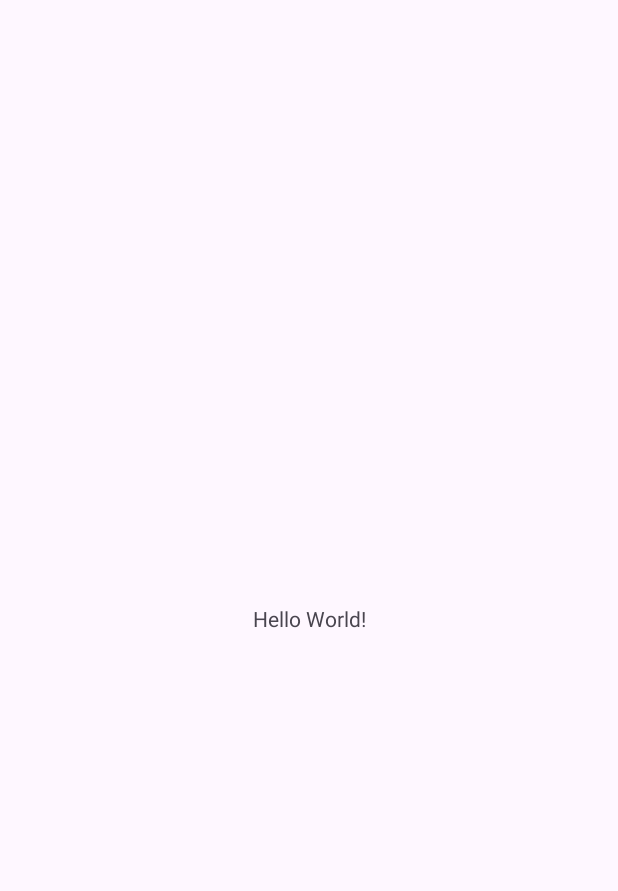
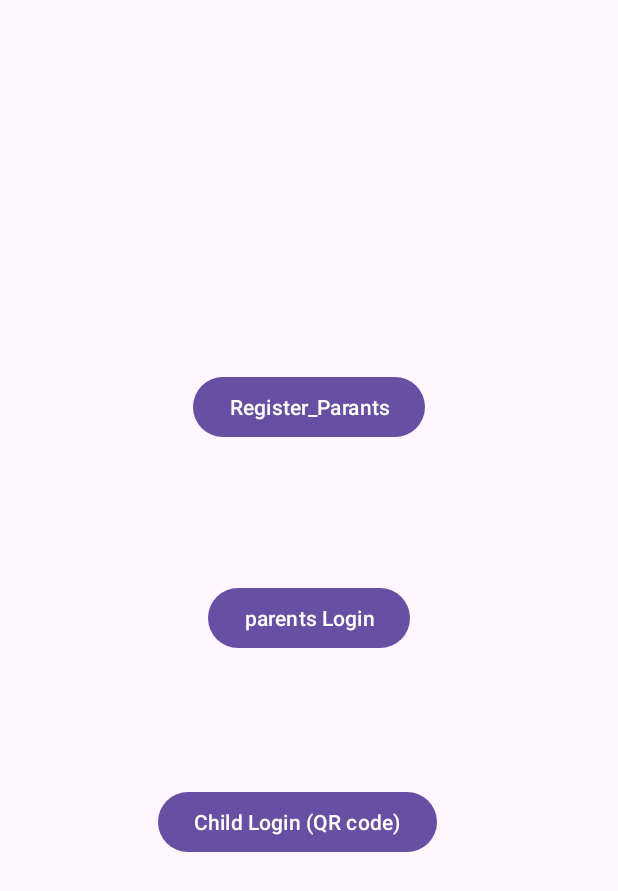
Before and after one commit to Roeip2000/Family_Tasks_Proj, an Android app: the screen it shows after launch (MainActivity), on a phone screen of 412 x 824 dp. Before the commit the part shown is almost empty. Shown: the top 891 px of the screen. Run offline under Robolectric (Android 15) with nearby library versions, the phone set to English and light mode, and no system bars.

Commit message:
Second commit 14.12.2025 10:00

```diff
--- a/app/src/main/java/com/example/family_tasks_proj/MainActivity.java
+++ b/app/src/main/java/com/example/family_tasks_proj/MainActivity.java
@@ -1,6 +1,8 @@
 package com.example.family_tasks_proj;
 
+import android.content.Intent;
 import android.os.Bundle;
+import android.widget.Button;
 
 import androidx.activity.EdgeToEdge;
 import androidx.appcompat.app.AppCompatActivity;
@@ -10,11 +12,32 @@ import androidx.core.view.WindowInsetsCompat;
 
 public class MainActivity extends AppCompatActivity {
 
+     Button btnRegister, btnLogin, btnChildQR;
     @Override
     protected void onCreate(Bundle savedInstanceState) {
         super.onCreate(savedInstanceState);
         setContentView(R.layout.activity_main);
+        btnRegister = findViewById(R.id.btnRegister);
+        btnLogin = findViewById(R.id.btnLogin);
+        btnChildQR = findViewById(R.id.btnChildQR);
 
+        // מעבר להרשמה להורים
+        btnRegister.setOnClickListener(v -> {
+            Intent intent = new Intent(MainActivity.this, ParentsRegisterActivity.class);
+            startActivity(intent);
+        });
+
+        // מעבר להתחברות הורים
+        btnLogin.setOnClickListener(v -> {
+            Intent intent = new Intent(MainActivity.this, ParentsLoginActivity.class);
+            startActivity(intent);
+        });
+
+        // מעבר לכניסת ילד עם QR
+        btnChildQR.setOnClickListener(v -> {
+            Intent intent = new Intent(MainActivity.this, ChildQRLoginActivity.class);
+            startActivity(intent);
+        });
 
 
 
--- a/app/src/main/res/layout/activity_main.xml
+++ b/app/src/main/res/layout/activity_main.xml
@@ -7,13 +7,37 @@
     android:layout_height="match_parent"
     tools:context=".MainActivity">
 
-    <TextView
+    <Button
+        android:id="@+id/btnRegister"
         android:layout_width="wrap_content"
         android:layout_height="wrap_content"
-        android:text="Hello World!"
+        android:text="Register_Parants"
+        app:layout_constraintBottom_toBottomOf="parent"
+        app:layout_constraintEnd_toEndOf="parent"
+        app:layout_constraintHorizontal_bias="0.501"
+        app:layout_constraintStart_toStartOf="parent"
+        app:layout_constraintTop_toTopOf="parent"
+        app:layout_constraintVertical_bias="0.319" />
+
+    <Button
+        android:id="@+id/btnLogin"
+        android:layout_width="wrap_content"
+        android:layout_height="wrap_content"
+        android:text="parents Login"
         app:layout_constraintBottom_toBottomOf="parent"
         app:layout_constraintEnd_toEndOf="parent"
         app:layout_constraintStart_toStartOf="parent"
         app:layout_constraintTop_toTopOf="parent" />
 
+    <Button
+        android:id="@+id/btnChildQR"
+        android:layout_width="wrap_content"
+        android:layout_height="wrap_content"
+        android:layout_marginBottom="252dp"
+        android:text="Child Login (QR code)"
+        app:layout_constraintBottom_toBottomOf="parent"
+        app:layout_constraintEnd_toEndOf="parent"
+        app:layout_constraintHorizontal_bias="0.467"
+        app:layout_constraintStart_toStartOf="parent"
+        app:layout_constraintTop_toBottomOf="@+id/parents_Login" />
 </androidx.constraintlayout.widget.ConstraintLayout>
```
Also changed, not shown: app/src/main/AndroidManifest.xml (+9 -0 lines), app/src/main/java/com/example/family_tasks_proj/ChildQRLoginActivity.java (added, +24 -0 lines), app/src/main/java/com/example/family_tasks_proj/ParentsLoginActivity.java (added, +24 -0 lines), app/src/main/java/com/example/family_tasks_proj/ParentsRegisterActivity.java (added, +24 -0 lines), app/src/main/res/layout/activity_child_qrlogin.xml (added, +10 -0 lines), app/src/main/res/layout/activity_parents_login.xml (added, +10 -0 lines), app/src/main/res/layout/activity_parents_register.xml (added, +10 -0 lines).
